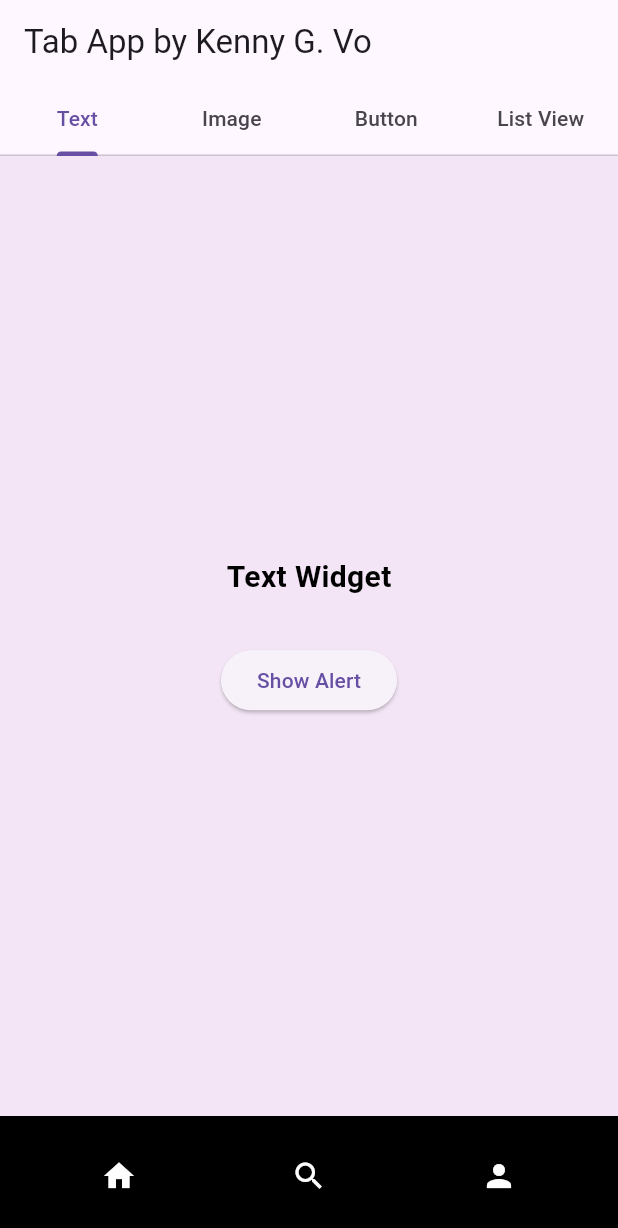
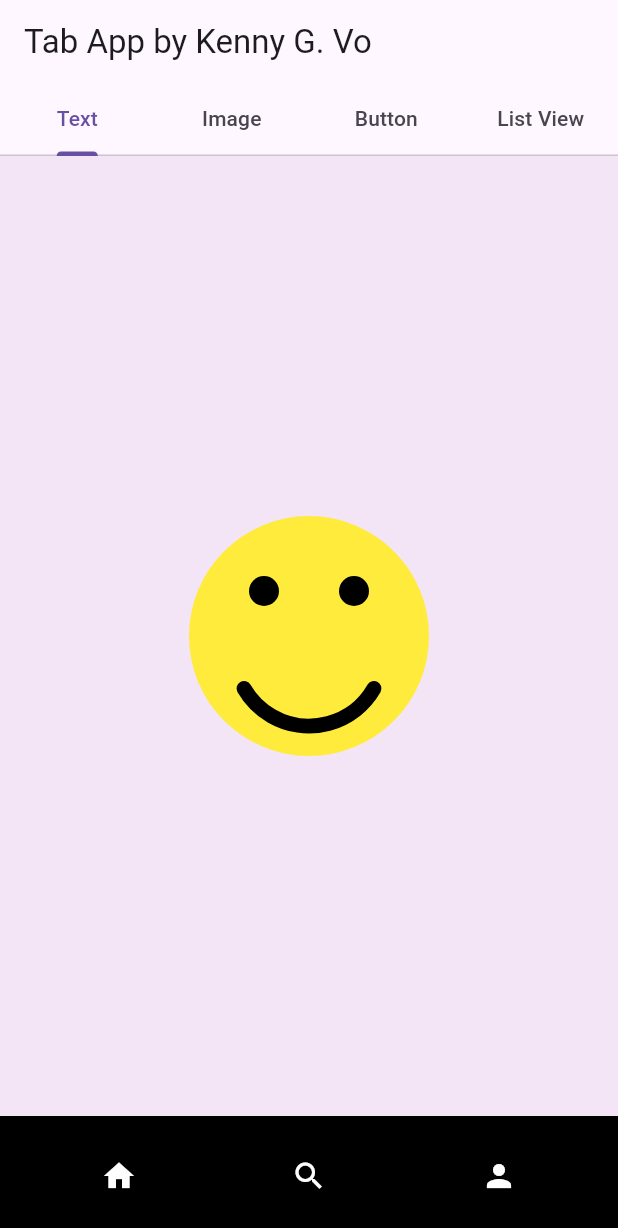
Before and after one commit to kvo110/smiley, a Flutter app: the screen it shows after launch, on a phone screen of 412 x 824 dp. Shown: the top 1228 px of the screen. Run offline on Flutter 3.47's test engine with Material 3 defaults, Android fonts, the phone set to English and light mode, and no system bars.

Commit message:
addition of tab 1 smiley face

```diff
--- a/smile/lib/main.dart
+++ b/smile/lib/main.dart
@@ -1,3 +1,4 @@
+import 'dart:math';
 import 'package:flutter/material.dart';
 
 // main entry to flutter app
@@ -84,45 +85,16 @@
       body: TabBarView(
         controller: _tabController,
         children: [
-          // Tab 1 color = Light Purple, Title of tab = Text Widget
+          // Tab 1 Smiley Face
           Container(
-            color: Colors.purple[50], // light purple shade range
+            color: Colors.purple[50],
             child: Center(
-              child: Column(
-                mainAxisAlignment: MainAxisAlignment.center,
-                children: [
-                  Text(
-                    'Text Widget',
-                    style: TextStyle(
-                      fontSize: 20,
-                      fontWeight: FontWeight.bold,
-                      color: Colors.black,
-                    ),
-                  ),
-                  SizedBox(height: 30),
-                  ElevatedButton(
-                    onPressed: () {
-                      showDialog(
-                        context: context,
-                        builder: (BuildContext context) {
-                          return AlertDialog(
-                            title: Text('Hello Professor Henry'),
-                            content: Text('I hope you are having a wonderful day and that your leg is feeling better.'),
-                            actions: [
-                              TextButton(
-                                child: Text('Dismiss'),
-                                onPressed: () {
-                                  Navigator.of(context).pop();
-                                },
-                              ),
-                            ],
-                          );
-                        },
-                      );
-                    },
-                    child: Text('Show Alert'),
-                  ),
-                ],
+              child: CustomPaint(
+                painter: SmileyPainter(),
+                child: Container(
+                  width: 400,
+                  height: 400,
+                ),
               ),
             ),
           ),
@@ -360,3 +332,31 @@
     );
   }
 }
+
+// Smiley Face Painter
+class SmileyPainter extends CustomPainter {
+  @override
+  void paint(Canvas canvas, Size size) {
+    final center = Offset(size.width / 2, size.height / 2);
+    final radius = 80.0;
+
+    final facePaint = Paint()..color = Colors.yellow;
+    canvas.drawCircle(center, radius, facePaint);
+
+    final eyePaint = Paint()..color = Colors.black;
+    canvas.drawCircle(center + Offset(-30, -30), 10, eyePaint);
+    canvas.drawCircle(center + Offset(30, -30), 10, eyePaint);
+
+    final smileRect = Rect.fromCircle(center: center + Offset(0, 10), radius: 50);
+    final smilePaint = Paint()
+      ..color = Colors.black
+      ..style = PaintingStyle.stroke
+      ..strokeWidth = 10
+      ..strokeCap = StrokeCap.round;
+
+    canvas.drawArc(smileRect, pi / 6, 2 * pi / 3, false, smilePaint);
+  }
+
+  @override
+  bool shouldRepaint(covariant CustomPainter oldDelegate) => false;
+}
```
